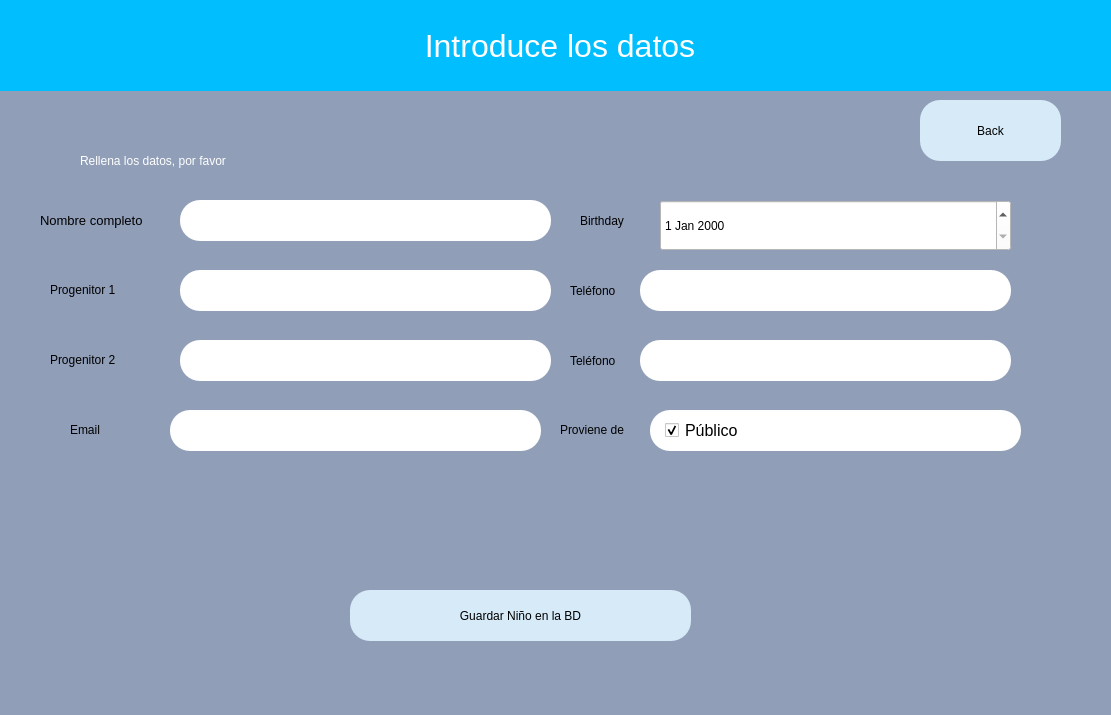
Above: templates/Createkid.ui from Doblepe/PAM-GUI before the change. Below: the same form after it.
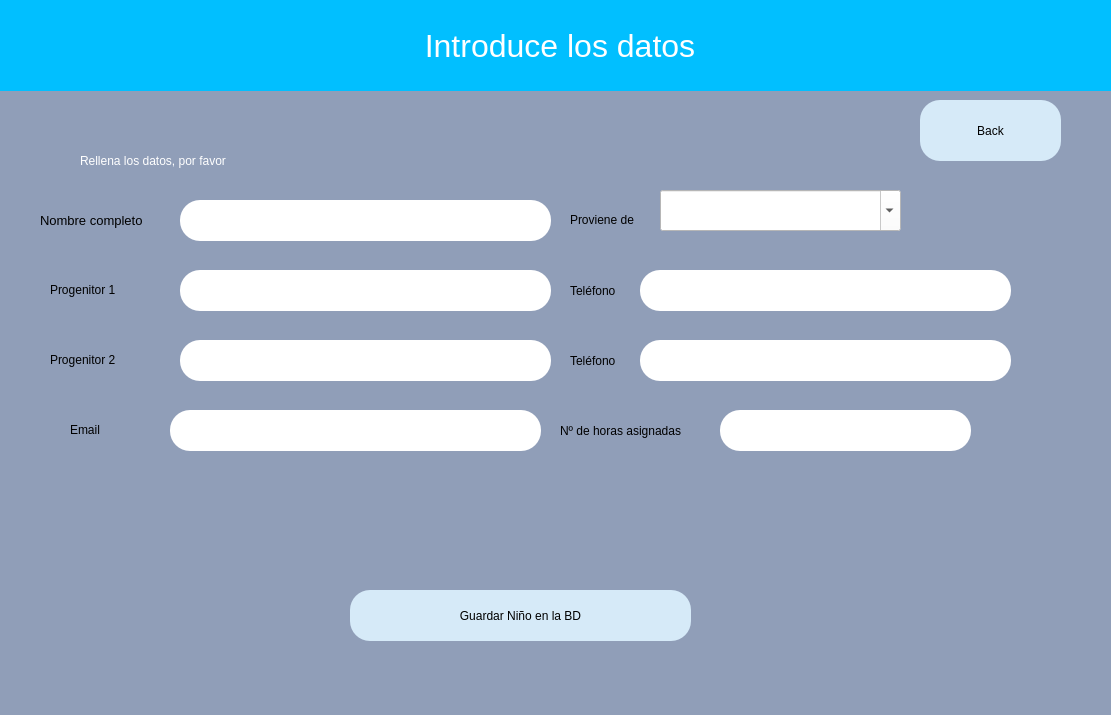
That is the form after the change.

What changed in the file:
```diff
--- a/templates/Createkid.ui
+++ b/templates/Createkid.ui
@@ -137,8 +137,8 @@
    <widget class="QLabel" name="error">
     <property name="geometry">
      <rect>
-      <x>550</x>
-      <y>456</y>
+      <x>460</x>
+      <y>520</y>
       <width>231</width>
       <height>20</height>
      </rect>
@@ -181,41 +181,11 @@
 font: 12pt &quot;MS Shell Dlg 2&quot;;</string>
     </property>
    </widget>
-   <widget class="QDateEdit" name="birthdayfield">
+   <widget class="QLabel" name="lbl_origen">
     <property name="geometry">
      <rect>
-      <x>660</x>
-      <y>200</y>
-      <width>351</width>
-      <height>51</height>
-     </rect>
-    </property>
-    <property name="styleSheet">
-     <string notr="true">background-color:white;
-font: 12pt &quot;MS Shell Dlg 2&quot;;</string>
-    </property>
-   </widget>
-   <widget class="QLabel" name="label_6">
-    <property name="geometry">
-     <rect>
-      <x>580</x>
+      <x>570</x>
       <y>210</y>
-      <width>61</width>
-      <height>21</height>
-     </rect>
-    </property>
-    <property name="styleSheet">
-     <string notr="true">font: 10pt &quot;MS Shell Dlg 2&quot;;</string>
-    </property>
-    <property name="text">
-     <string>Birthday</string>
-    </property>
-   </widget>
-   <widget class="QLabel" name="label_8">
-    <property name="geometry">
-     <rect>
-      <x>560</x>
-      <y>420</y>
       <width>81</width>
       <height>20</height>
      </rect>
@@ -320,37 +290,6 @@
      <string>Teléfono</string>
     </property>
    </widget>
-   <widget class="QCheckBox" name="Public">
-    <property name="geometry">
-     <rect>
-      <x>650</x>
-      <y>410</y>
-      <width>371</width>
-      <height>41</height>
-     </rect>
-    </property>
-    <property name="font">
-     <font>
-      <family>MS Shell Dlg 2</family>
-      <pointsize>12</pointsize>
-      <weight>50</weight>
-      <italic>false</italic>
-      <bold>false</bold>
-     </font>
-    </property>
-    <property name="styleSheet">
-     <string notr="true">background-color:white;
-border-radius: 20px;
-font: 12pt &quot;MS Shell Dlg 2&quot;;
-padding-left: 15px</string>
-    </property>
-    <property name="text">
-     <string>Público</string>
-    </property>
-    <property name="checked">
-     <bool>true</bool>
-    </property>
-   </widget>
    <widget class="QPushButton" name="back">
     <property name="geometry">
      <rect>
@@ -393,6 +332,55 @@
      <set>Qt::AlignCenter</set>
     </property>
    </widget>
+   <widget class="QComboBox" name="comboPublic">
+    <property name="geometry">
+     <rect>
+      <x>660</x>
+      <y>190</y>
+      <width>241</width>
+      <height>41</height>
+     </rect>
+    </property>
+    <property name="styleSheet">
+     <string notr="true">color: black; 
+background: white;
+</string>
+    </property>
+    <property name="editable">
+     <bool>true</bool>
+    </property>
+   </widget>
+   <widget class="QLabel" name="lbl_h_asignadas">
+    <property name="geometry">
+     <rect>
+      <x>560</x>
+      <y>420</y>
+      <width>151</width>
+      <height>21</height>
+     </rect>
+    </property>
+    <property name="styleSheet">
+     <string notr="true">font: 10pt &quot;MS Shell Dlg 2&quot;;</string>
+    </property>
+    <property name="text">
+     <string>Nº de horas asignadas</string>
+    </property>
+   </widget>
+   <widget class="QLineEdit" name="asignacionfield">
+    <property name="geometry">
+     <rect>
+      <x>720</x>
+      <y>410</y>
+      <width>251</width>
+      <height>41</height>
+     </rect>
+    </property>
+    <property name="styleSheet">
+     <string notr="true">background-color:white;
+border-radius: 20px;
+font: 12pt &quot;MS Shell Dlg 2&quot;;</string>
+    </property>
+   </widget>
   </widget>
  </widget>
  <resources/>
```
Left out of the diff: 16 changed lines with no effect on the pictures.
